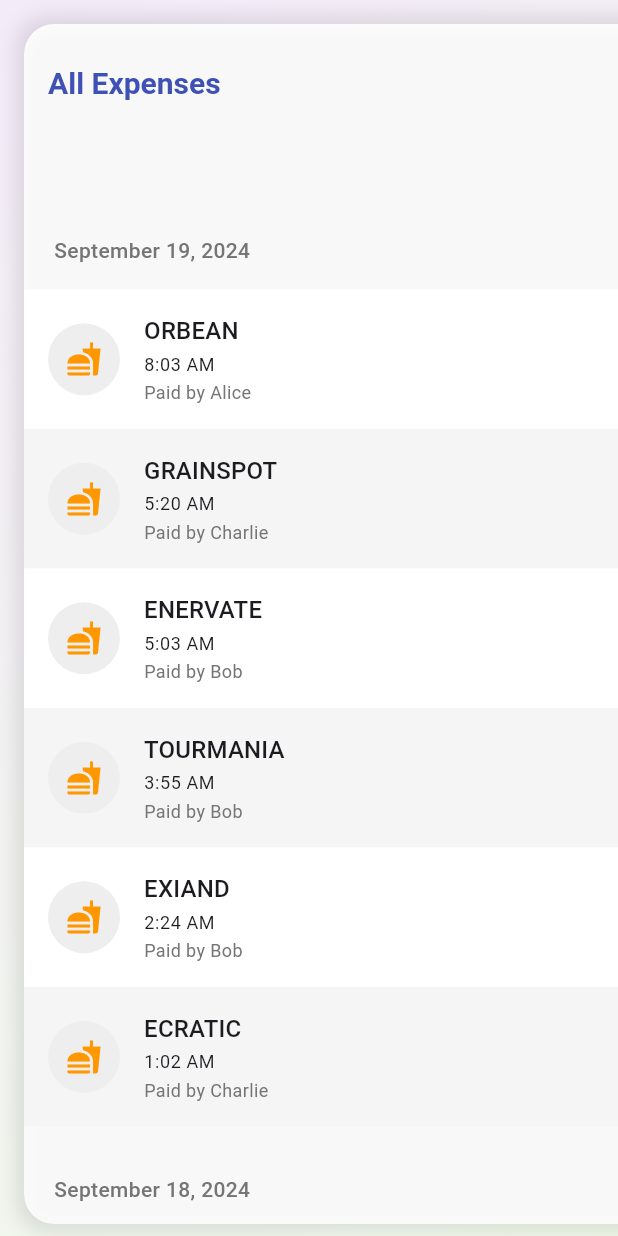
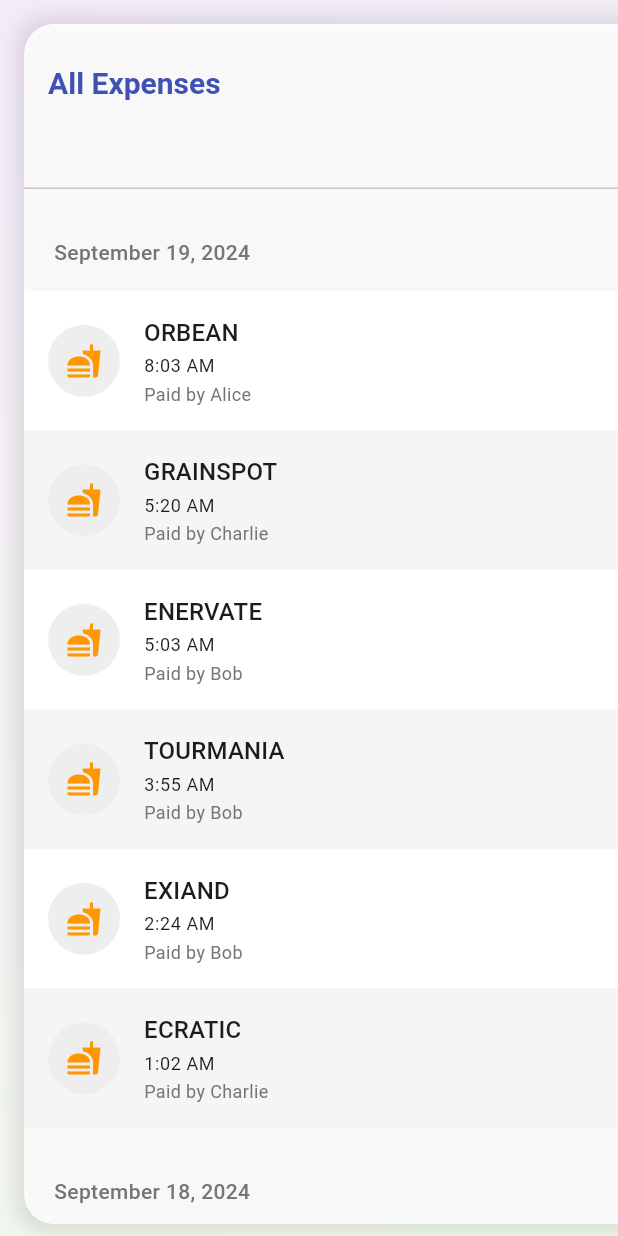
Before and after one commit to DylanCa/expensed_web_app, a Flutter app: the Transactions screen opened directly, on a phone screen of 412 x 824 dp. Run offline on Flutter 3.47's test engine with Material 3 defaults, Android fonts, the phone set to English and light mode, and no system bars; our stand-ins replace fl_chart, go_router, rxdart.

Commit message:
Added divider between header & transaction list + fixed right widget column + modified graph text

```diff
--- a/lib/components/spending_per_category.dart
+++ b/lib/components/spending_per_category.dart
@@ -121,7 +121,7 @@ class SpendingPerCategory extends StatelessWidget {
                                     sortedCategories[index].name;
                                 if (categoryName.length > 6) {
                                   categoryName =
-                                      '${categoryName.substring(0, 6)}...';
+                                      '${categoryName.substring(0, 4)}...';
                                 }
                                 return Padding(
                                   padding: const EdgeInsets.only(top: 8.0),
--- a/lib/components/transaction_list.dart
+++ b/lib/components/transaction_list.dart
@@ -65,6 +65,7 @@ class _TransactionListState extends State<TransactionList> {
     return Column(
       children: [
         _buildHeader(context),
+        Divider(height: 1, thickness: 1),
         Expanded(
           child: widget.expenses.isEmpty
               ? Center(
--- a/lib/pages/transactions.dart
+++ b/lib/pages/transactions.dart
@@ -49,7 +49,6 @@ class Transactions extends StatelessWidget {
             crossAxisAlignment: CrossAxisAlignment.start,
             children: [
               Expanded(
-                flex: 2,
                 child: buildElevatedContainer(
                   child: TransactionList(
                     expenses: filteredExpenses,
@@ -66,8 +65,8 @@ class Transactions extends StatelessWidget {
                 ),
               ),
               SizedBox(width: 16),
-              Expanded(
-                flex: 1,
+              Container(
+                width: 350, // Set a fixed width for the right column
                 child: SingleChildScrollView(
                   child: Column(
                     children: [
```
